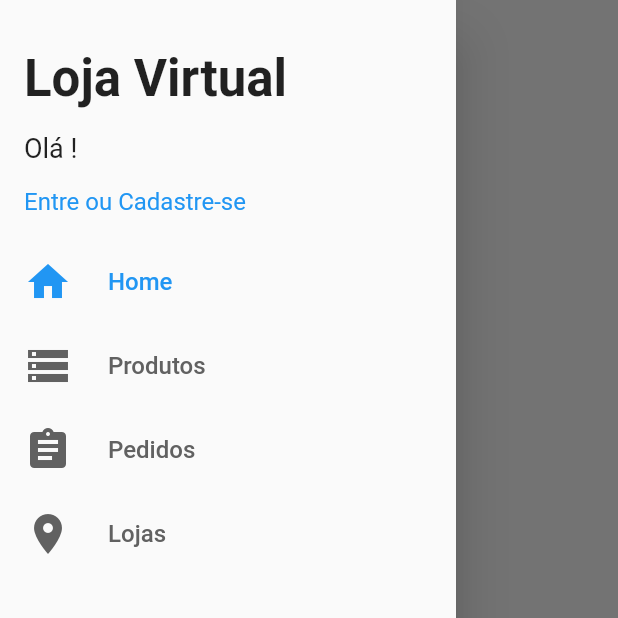
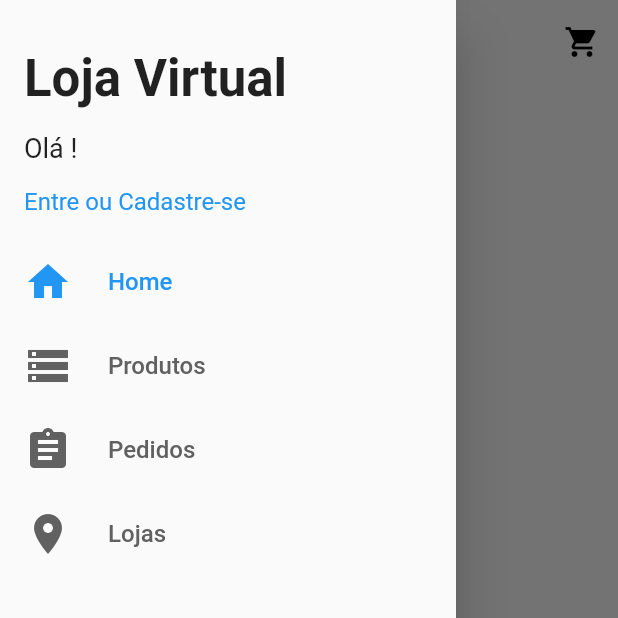
Before and after one commit to picoloto/loja_virtual, a Flutter app: the screen it shows after launch, with the side drawer open, on a phone screen of 412 x 824 dp, the top half of it. Run offline on Flutter 3.47's test engine with Material 2 defaults, Android fonts, the phone set to English and light mode, and no system bars; our stand-ins replace carousel_pro, cloud_firestore, firebase_auth, firebase_storage, image_cropper, image_picker and 1 more; missing offline and left inert: alphabet_list_scroll_view; accounts and stored records are empty.

Commit message:
Inicio edição da home

```diff
--- a/lib/models/home/home_manager.dart
+++ b/lib/models/home/home_manager.dart
@@ -2,9 +2,11 @@ import 'package:cloud_firestore/cloud_firestore.dart';
 import 'package:flutter/cupertino.dart';
 import 'package:loja_virtual/models/home/section.dart';
 
-class HomeManager extends ChangeNotifier{
+class HomeManager extends ChangeNotifier {
   final Firestore firestore = Firestore.instance;
-  List<Section> sections = [];
+  List<Section> _sections = [];
+  List<Section> _editingSections = [];
+  bool editing = false;
 
   HomeManager() {
     _loadSections();
@@ -12,11 +14,31 @@ class HomeManager extends ChangeNotifier{
 
   Future<void> _loadSections() async {
     firestore.collection('home').snapshots().listen((event) {
-      sections = [];
+      _sections = [];
       for (final DocumentSnapshot document in event.documents) {
-        sections.add(Section.fromDocument(document));
+        _sections.add(Section.fromDocument(document));
       }
       notifyListeners();
     });
   }
+
+  List<Section> get sections {
+    return editing ? _editingSections : _sections;
+  }
+
+  void enterEditing() {
+    editing = true;
+    _editingSections = _sections.map((e) => e.clone()).toList();
+    notifyListeners();
+  }
+
+  void saveEditing() {
+    editing = false;
+    notifyListeners();
+  }
+
+  void discardEditing() {
+    editing = false;
+    notifyListeners();
+  }
 }
--- a/lib/screens/home/home_screen.dart
+++ b/lib/screens/home/home_screen.dart
@@ -1,6 +1,9 @@
 import 'package:flutter/material.dart';
 import 'package:loja_virtual/common/custom_drawer/custom_drawer.dart';
 import 'package:loja_virtual/models/home/home_manager.dart';
+import 'package:loja_virtual/models/user/user_manager.dart';
+import 'package:loja_virtual/screens/cart/cart_screen.dart';
+import 'package:loja_virtual/utils/navigator.dart';
 import 'package:provider/provider.dart';
 
 import 'components/section_list.dart';
@@ -13,14 +16,24 @@ class HomeScreen extends StatelessWidget {
       drawer: CustomDrawer(),
       body: CustomScrollView(
         slivers: [
-          const SliverAppBar(
+          SliverAppBar(
             snap: true,
             floating: true,
             elevation: 0,
-            flexibleSpace: FlexibleSpaceBar(
+            flexibleSpace: const FlexibleSpaceBar(
               title: Text("Home"),
               centerTitle: true,
             ),
+            actions: [
+              IconButton(
+                onPressed: () => navigatorPush(context, CartScreen()),
+                icon: const Icon(Icons.shopping_cart),
+              ),
+              Consumer2<UserManager, HomeManager>(
+                builder: (_, userManager, homeManager, __) =>
+                    _editButton(context, userManager, homeManager),
+              )
+            ],
           ),
           Consumer<HomeManager>(builder: (_, manager, __) {
             final List<Widget> children = manager.sections.map<Widget>((e) {
@@ -42,4 +55,34 @@ class HomeScreen extends StatelessWidget {
       ),
     );
   }
+
+  Widget _editButton(
+      BuildContext context, UserManager userManager, HomeManager homeManager) {
+    if (userManager.adminEnabled) {
+      return homeManager.editing
+          ? _popupMenu(context, userManager, homeManager)
+          : IconButton(
+              icon: const Icon(Icons.edit),
+              onPressed: homeManager.enterEditing);
+    } else {
+      return Container();
+    }
+  }
+
+  Widget _popupMenu(
+      BuildContext context, UserManager userManager, HomeManager homeManager) {
+    return PopupMenuButton(
+      onSelected: (e) => e == 'Salvar'
+          ? homeManager.saveEditing()
+          : homeManager.discardEditing(),
+      itemBuilder: (_) {
+        return ['Salvar', 'Descartar']
+            .map((e) => PopupMenuItem(
+                  value: e,
+                  child: Text(e),
+                ))
+            .toList();
+      },
+    );
+  }
 }
```
Also changed, not shown: lib/models/home/section.dart (+10 -0 lines), lib/models/home/section_item.dart (+9 -0 lines).
